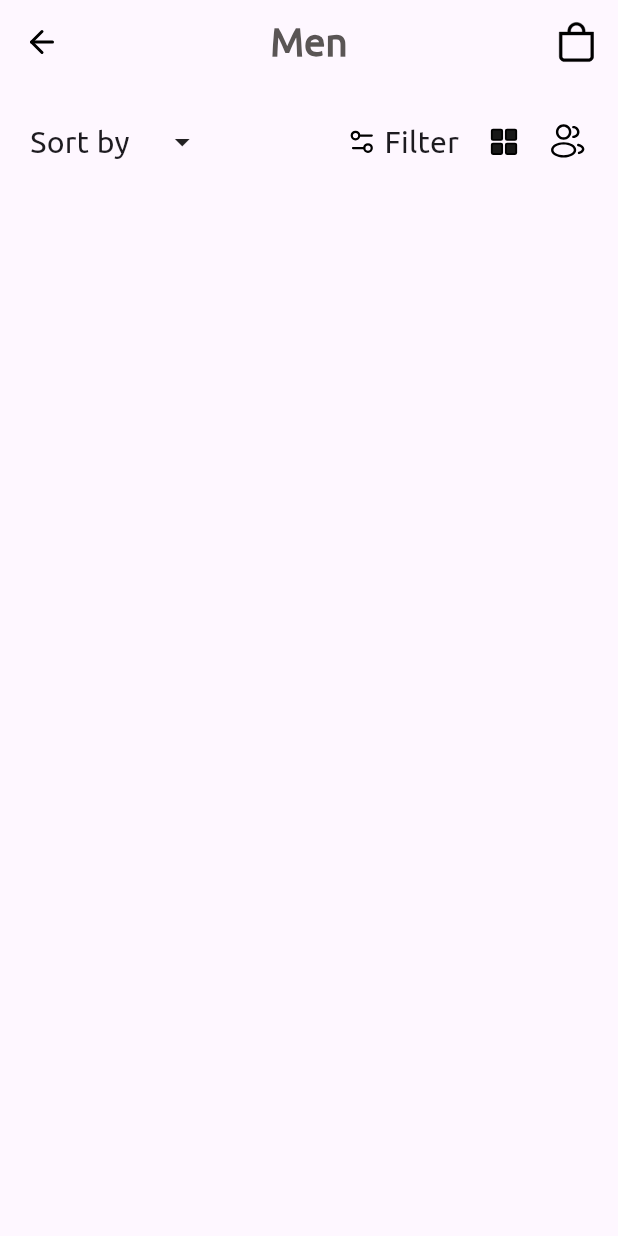
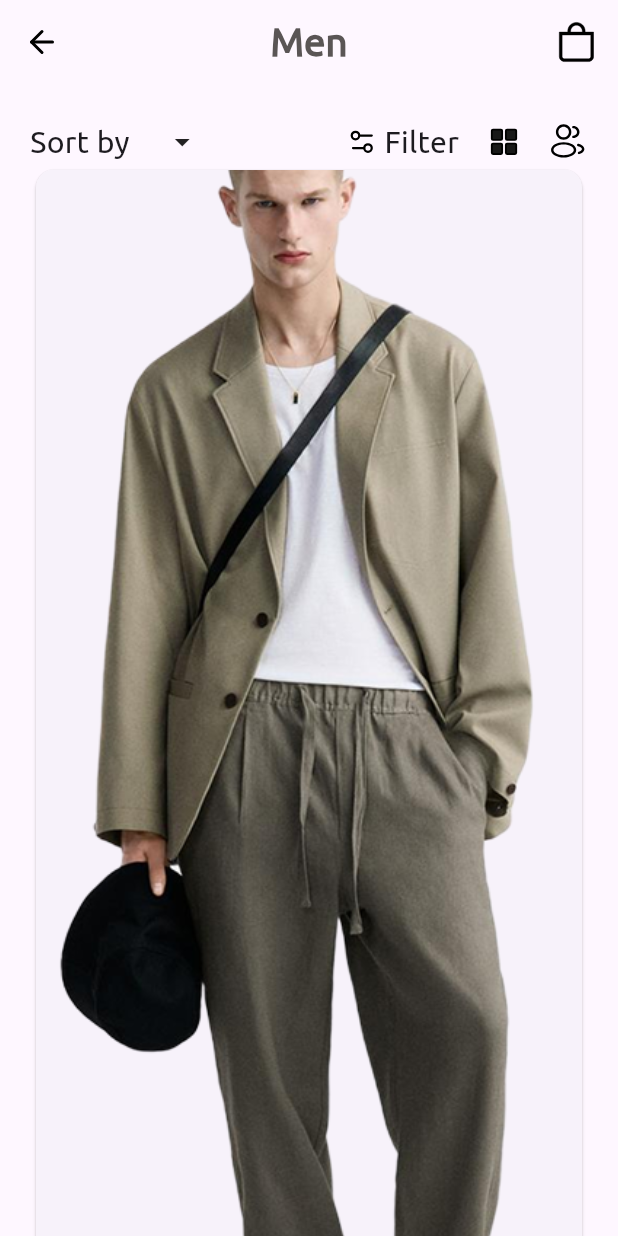
Before and after one commit to Omar-Tmam/Runway-Fashion, a Flutter app: the MobileCategory screen opened directly, on a phone screen of 412 x 824 dp. Run offline on Flutter 3.47's test engine with Material 3 defaults, Android fonts, the light colour scheme and no system bars; our stand-ins replace flutter_svg, gap, go_router, video_player.

Commit message:
create category model

```diff
--- /dev/null
+++ b/lib/Features/category_view/data/models/category_model.dart
@@ -0,0 +1,6 @@
+class CategoryModel {
+  final String image, price,icon;
+
+  CategoryModel({required this.image, required this.price, required this.icon});
+
+}
--- a/lib/Features/category_view/presentation/views/widgets/mobile_category_body.dart
+++ b/lib/Features/category_view/presentation/views/widgets/mobile_category_body.dart
@@ -1,4 +1,5 @@
 import 'package:flutter/material.dart';
+import 'package:runway_app/Core/utils/assets.dart';
 import 'package:runway_app/Features/category_view/presentation/views/widgets/sort_by_section.dart';
 
 class MobileCategoryBody extends StatelessWidget {
@@ -9,8 +10,35 @@ class MobileCategoryBody extends StatelessWidget {
     return Padding(
       padding: const EdgeInsets.symmetric(horizontal: 20),
       child: Column(
-        children: [SortBySection()],
+        children: [SortBySection(), CategoryItem()],
       ),
     );
   }
 }
+
+class CategoriesGridView extends StatelessWidget {
+  const CategoriesGridView({super.key});
+
+  @override
+  Widget build(BuildContext context) {
+    return Expanded(
+      child: GridView.builder(
+        gridDelegate: SliverGridDelegateWithMaxCrossAxisExtent(maxCrossAxisExtent: 300),
+        itemBuilder: (context, index) {
+          return null;
+        },
+      ),
+    );
+  }
+}
+
+class CategoryItem extends StatelessWidget {
+  const CategoryItem({super.key});
+
+  @override
+  Widget build(BuildContext context) {
+    return Column(
+      children: [Card(child: Image.asset(Assets.imagesCategory1))],
+    );
+  }
+}
```
